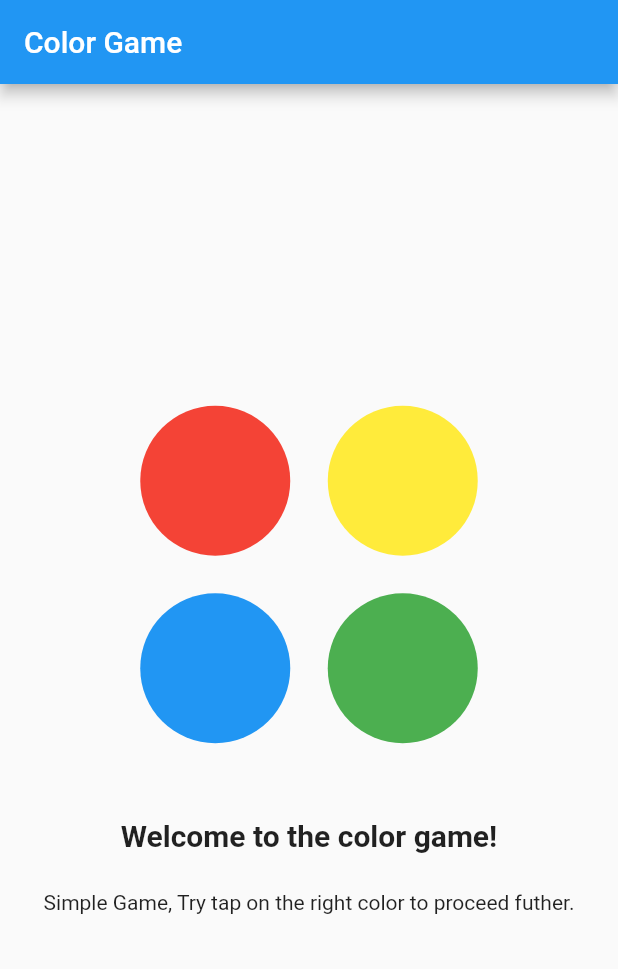
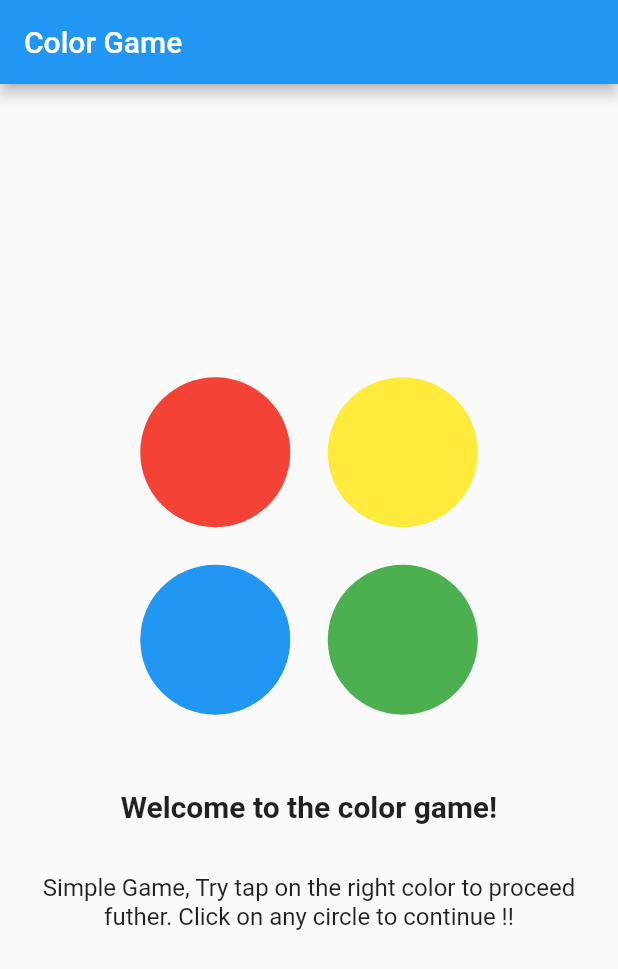
Before and after one commit to arun-kushwaha04/flutter_color_game, a Flutter app: the screen it shows after launch, on a phone screen of 412 x 824 dp. Shown: the top 969 px of the screen. Run offline on Flutter 3.47's test engine with Material 2 defaults, Android fonts, the phone set to English and light mode, and no system bars.

```diff
--- a/lib/main.dart
+++ b/lib/main.dart
@@ -1,15 +1,14 @@
 import 'package:flutter/material.dart';
 
 void main() {
-  runApp(const MyApp());
+  runApp(MyApp());
 }
 
 class MyApp extends StatelessWidget {
-  const MyApp({super.key});
+  MyApp({super.key});
 
   static const double _size = 100.0;
   static const double _gap = 25;
-  static const bool _isPlaying = false;
 
   @override
   Widget build(BuildContext context) {
@@ -24,11 +23,28 @@ class MyApp extends StatelessWidget {
   }
 }
 
-class HomeScreen extends StatelessWidget {
+class HomeScreen extends StatefulWidget {
+  bool _isPlaying = false;
   final double size;
   final double gap;
 
-  const HomeScreen({super.key, required this.size, required this.gap});
+  HomeScreen({super.key, required this.size, required this.gap});
+
+  void StartGame() {
+    _isPlaying = true;
+  }
+
+  void EndGame() {
+    _isPlaying = false;
+  }
+
+
+
+  @override
+  State<HomeScreen> createState() => _HomeScreen();
+}
+
+class _HomeScreen extends State<HomeScreen> {
 
   @override
   Widget build(BuildContext context) {
@@ -40,27 +56,27 @@ class HomeScreen extends StatelessWidget {
               mainAxisAlignment: MainAxisAlignment.center,
               crossAxisAlignment: CrossAxisAlignment.center,
               children: <Widget>[
-                CircleButton(size: size, color: Colors.red),
+                CircleButton(size: widget.size, color: Colors.red),
                 VerticalDivider(
-                  width: gap,
+                  width: widget.gap,
                 ),
-                CircleButton(size: size, color: Colors.yellow),
+                CircleButton(size: widget.size, color: Colors.yellow),
               ]),
           Container(
-            height: gap,
+            height: widget.gap,
           ),
           Row(
               mainAxisAlignment: MainAxisAlignment.center,
               crossAxisAlignment: CrossAxisAlignment.center,
               children: <Widget>[
-                CircleButton(size: size, color: Colors.blue),
+                CircleButton(size: widget.size, color: Colors.blue),
                 VerticalDivider(
-                  width: gap,
+                  width: widget.gap,
                 ),
-                CircleButton(size: size, color: Colors.green),
+                CircleButton(size: widget.size, color: Colors.green),
               ]),
           Container(
-            height: 2 * gap,
+            height: 2 * widget.gap,
           ),
           const Text(
             "Welcome to the color game!",
@@ -68,11 +84,16 @@ class HomeScreen extends StatelessWidget {
             style: TextStyle(fontWeight: FontWeight.bold, fontSize: 20),
           ),
           Container(
-            height: gap,
+            height: widget.gap,
           ),
-          const Text(
-            "Simple Game, Try tap on the right color to proceed futher.",
-            textAlign: TextAlign.center,
+          const Padding(
+            padding: EdgeInsets.all(8.0),
+            child: Text(
+              "Simple Game, Try tap on the right color to proceed futher. Click on any circle to continue !!",
+              textAlign: TextAlign.center,
+              style: TextStyle(fontSize: 16),
+              overflow: TextOverflow.clip,
+            ),
           )
         ]);
   }
```
